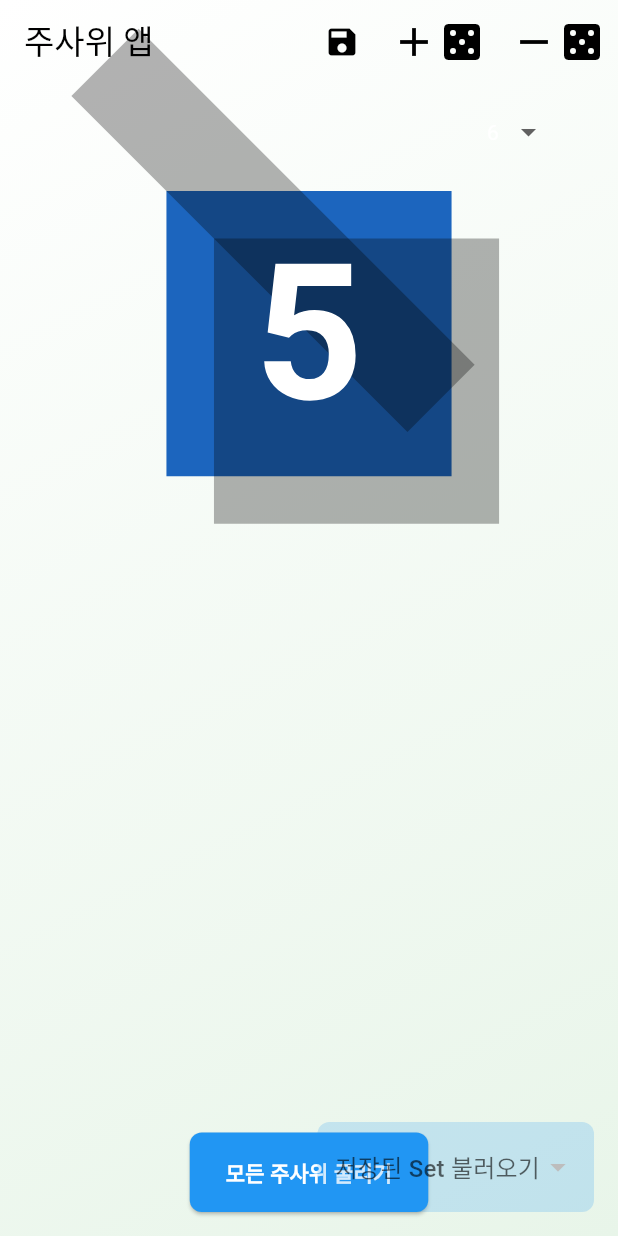
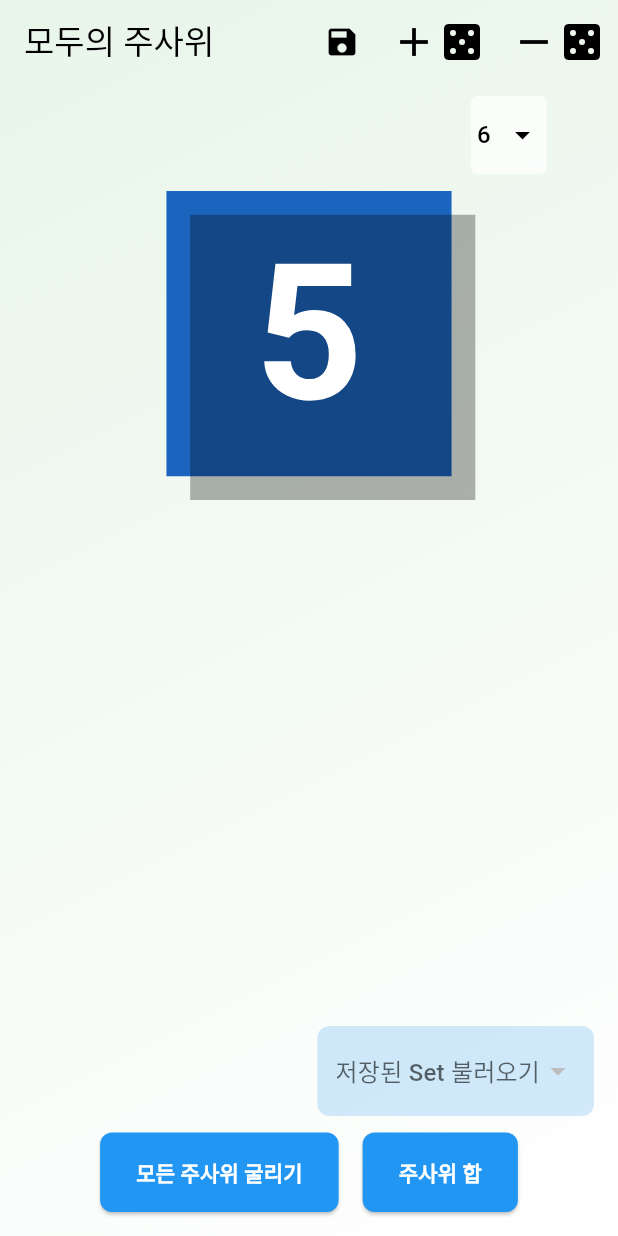
Before and after one commit to j991132/dice, a Flutter app: the screen it shows after launch, after a tap on "모든 주사위 굴리기", on a phone screen of 412 x 824 dp. Run offline on Flutter 3.47's test engine with Material 3 defaults, Android fonts, the phone set to English and light mode, and no system bars; our stand-ins replace just_audio, shared_preferences.

Commit message:
0911 그림자와 주사위의 간격을 좀더 조정해야함

```diff
--- a/lib/main.dart
+++ b/lib/main.dart
@@ -4,7 +4,6 @@ import 'package:flutter/material.dart';
 import 'package:flutter/services.dart';
 import 'package:shared_preferences/shared_preferences.dart';
 import 'package:just_audio/just_audio.dart';
-import 'package:vector_math/vector_math_64.dart' as vector;
 
 void main() {
   runApp(MaterialApp(home: DiceApp()));
@@ -21,6 +20,7 @@ class _DiceAppState extends State<DiceApp> with TickerProviderStateMixin {
   late AudioPlayer _audioPlayer;
   List<String> savedSets = [];
   FocusNode _focusNode = FocusNode();
+  bool showSum = false;
 
   @override
   void initState() {
@@ -244,6 +244,10 @@ class _DiceAppState extends State<DiceApp> with TickerProviderStateMixin {
     saveDices();
   }
 
+  int calculateSum() {
+    return dices.fold(0, (sum, dice) => sum + dice.value);
+  }
+
   @override
   Widget build(BuildContext context) {
     return Scaffold(
@@ -261,7 +265,7 @@ class _DiceAppState extends State<DiceApp> with TickerProviderStateMixin {
               gradient: LinearGradient(
                 begin: Alignment.topLeft,
                 end: Alignment.bottomRight,
-              colors: [Colors.white, Color(0xFFE8F5E9)],
+                colors: [Color(0xFFE8F5E9), Colors.white],
               ),
             ),
             child: Stack(
@@ -271,7 +275,7 @@ class _DiceAppState extends State<DiceApp> with TickerProviderStateMixin {
             AppBar(
             backgroundColor: Colors.transparent,
               elevation: 0,
-                    title: Text('주사위 앱', style: TextStyle(color: Colors.black)),
+              title: Text('모두의 주사위', style: TextStyle(color: Colors.black)),
               actions: [
                 IconButton(
                   icon: Icon(Icons.save, color: Colors.black),
@@ -324,7 +328,7 @@ class _DiceAppState extends State<DiceApp> with TickerProviderStateMixin {
                       children: dices.asMap().entries.map((entry) {
                         int index = entry.key;
                         Dice dice = entry.value;
-                              return DiceWidget3D(
+                        return DiceWidget(
                           key: ValueKey(dice),
                           dice: dice,
                           size: diceSize,
@@ -359,7 +363,10 @@ class _DiceAppState extends State<DiceApp> with TickerProviderStateMixin {
             right: 0,
             bottom: 16,
             child: Center(
-                  child: ElevatedButton(
+              child: Row(
+                mainAxisAlignment: MainAxisAlignment.center,
+                children: [
+                  ElevatedButton(
                     onPressed: rollAllDices,
                     child: Text(
                       '모든 주사위 굴리기',
@@ -374,11 +381,52 @@ class _DiceAppState extends State<DiceApp> with TickerProviderStateMixin {
                       padding: EdgeInsets.symmetric(horizontal: 24, vertical: 16),
                     ),
                   ),
+                  SizedBox(width: 16),
+                  ElevatedButton(
+                    onPressed: () {
+                      setState(() {
+                        showSum = !showSum;
+                      });
+                    },
+                    child: Text(
+                      '주사위 합',
+                      style: TextStyle(fontWeight: FontWeight.bold),
+                    ),
+                    style: ElevatedButton.styleFrom(
+                      backgroundColor: showSum ? Colors.green : Colors.blue,
+                      foregroundColor: Colors.white,
+                      shape: RoundedRectangleBorder(
+                        borderRadius: BorderRadius.circular(8),
+                      ),
+                      padding: EdgeInsets.symmetric(horizontal: 24, vertical: 16),
+                    ),
+                  ),
+                ],
+              ),
+            ),
+          ),
+          if (showSum)
+      Positioned(
+      left: 0,
+      right: 0,
+      bottom: 80,
+      child: Center(
+        child: Container(
+          padding: EdgeInsets.symmetric(horizontal: 16, vertical: 8),
+          decoration: BoxDecoration(
+            color: Colors.white.withOpacity(0.8),
+            borderRadius: BorderRadius.circular(8),
+          ),
+          child: Text(
+            '주사위 합: ${calculateSum()}',
+            style: TextStyle(fontSize: 24, fontWeight: FontWeight.bold),
+          ),
+        ),
       ),
     ),
     Positioned(
     right: 16,
-                bottom: 16,
+    bottom: 80,
     child: Container(
     padding: EdgeInsets.symmetric(horizontal: 12, vertical: 6),
     decoration: BoxDecoration(
@@ -394,8 +442,7 @@ class _DiceAppState extends State<DiceApp> with TickerProviderStateMixin {
     child: Text(set['name']),
     );
     }).toList(),
-                    onChanged: (String? newValue) {
-                      if (newValue != null) {
+    onChanged: (String? newValue) {if (newValue != null) {
       loadSet(newValue);
     }
     },
@@ -430,13 +477,13 @@ class Dice {
   }
 }
 
-class DiceWidget3D extends StatelessWidget {
+class DiceWidget extends StatelessWidget {
   final Dice dice;
   final double size;
   final Function(int) onMaxValueChanged;
   final VoidCallback onRoll;
 
-  DiceWidget3D({
+  DiceWidget({
     Key? key,
     required this.dice,
     required this.size,
@@ -455,17 +502,17 @@ class DiceWidget3D extends StatelessWidget {
             builder: (context, child) {
               return Transform(
                 transform: Matrix4.identity()
-                  ..setEntry(3, 2, 0.001) // 원근감 추가
+                  ..setEntry(3, 2, 0.001)
                   ..rotateX(dice.controller.value * 2 * pi)
                   ..rotateY(dice.controller.value * 2 * pi)
                   ..rotateZ(dice.controller.value * 2 * pi),
                 alignment: Alignment.center,
                 child: CustomPaint(
-                  size: Size(size, size),
                   painter: DicePainter(
                     dice: dice,
                     textColor: getTextColor(dice.color),
                   ),
+                  size: Size(size, size),
                 ),
               );
             },
@@ -474,12 +521,18 @@ class DiceWidget3D extends StatelessWidget {
         Positioned(
           right: 0,
           top: 0,
+          child: Container(
+            decoration: BoxDecoration(
+              color: Colors.white.withOpacity(0.7),
+              borderRadius: BorderRadius.circular(4),
+            ),
+            padding: EdgeInsets.symmetric(horizontal: 4, vertical: 2),
             child: DropdownButton<int>(
               value: dice.maxValue,
               items: [4, 6, 8, 10, 12, 20].map((int value) {
                 return DropdownMenuItem<int>(
                   value: value,
-                  child: Text('$value'),
+                  child: Text('$value', style: TextStyle(color: Colors.black)),
                 );
               }).toList(),
               onChanged: (int? newValue) {
@@ -487,9 +540,9 @@ class DiceWidget3D extends StatelessWidget {
                   onMaxValueChanged(newValue);
                 }
               },
-              dropdownColor: dice.color,
-              style: TextStyle(color: getTextColor(dice.color)),
               underline: Container(),
+              icon: Icon(Icons.arrow_drop_down, color: Colors.black),
+            ),
           ),
         ),
       ],
@@ -558,6 +611,17 @@ class DicePainter extends CustomPainter {
     textPainter.paint(canvas, Offset(size.width / 2 - textPainter.width / 2, size.height / 2 - textPainter.height / 2));
   }
 
+  void _drawTetrahedron(Canvas canvas, Size size, Paint paint, Paint shadowPaint) {
+    final path = Path()
+      ..moveTo(size.width * 0.5, size.height * 0.2)
+      ..lineTo(size.width * 0.2, size.height * 0.8)
+      ..lineTo(size.width * 0.8, size.height * 0.8)
+      ..close();
+
+    canvas.drawPath(path, paint);
+    canvas.drawPath(path.shift(Offset(size.width * 0.05, size.height * 0.05)), shadowPaint);
+  }
+
   void _drawCube(Canvas canvas, Size size, Paint paint, Paint shadowPaint) {
     final path = Path()
       ..moveTo(size.width * 0.2, size.height * 0.2)
@@ -567,34 +631,7 @@ class DicePainter extends CustomPainter {
       ..close();
 
     canvas.drawPath(path, paint);
-
-    canvas.drawPath(
-      path.shift(Offset(size.width * 0.1, size.height * 0.1)),
-      shadowPaint,
-    );
-
-    canvas.save();
-    canvas.transform((Matrix4.identity()..rotateZ(-pi / 4)).storage);
-    canvas.drawRect(
-      Rect.fromLTWH(0, 0, size.width * 0.2, size.height),
-      shadowPaint,
-    );
-    canvas.restore();
-  }
-
-  void _drawTetrahedron(Canvas canvas, Size size, Paint paint, Paint shadowPaint) {
-    final path = Path()
-      ..moveTo(size.width * 0.5, size.height * 0.2)
-      ..lineTo(size.width * 0.2, size.height * 0.8)
-      ..lineTo(size.width * 0.8, size.height * 0.8)
-      ..close();
-
-    canvas.drawPath(path, paint);
-
-    canvas.drawPath(
-      path.shift(Offset(size.width * 0.05, size.height * 0.05)),
-      shadowPaint,
-    );
+    canvas.drawPath(path.shift(Offset(size.width * 0.05, size.height * 0.05)), shadowPaint);
   }
 
   void _drawOctahedron(Canvas canvas, Size size, Paint paint, Paint shadowPaint) {
@@ -606,11 +643,7 @@ class DicePainter extends CustomPainter {
       ..close();
 
     canvas.drawPath(path, paint);
-
-    canvas.drawPath(
-      path.shift(Offset(size.width * 0.05, size.height * 0.05)),
-      shadowPaint,
-    );
+    canvas.drawPath(path.shift(Offset(size.width * 0.05, size.height * 0.05)), shadowPaint);
   }
 
   void _drawDecahedron(Canvas canvas, Size size, Paint paint, Paint shadowPaint) {
@@ -624,11 +657,7 @@ class DicePainter extends CustomPainter {
     path.close();
 
     canvas.drawPath(path, paint);
-
-    canvas.drawPath(
-      path.shift(Offset(size.width * 0.05, size.height * 0.05)),
-      shadowPaint,
-    );
+    canvas.drawPath(path.shift(Offset(size.width * 0.05, size.height * 0.05)), shadowPaint);
   }
 
   void _drawDodecahedron(Canvas canvas, Size size, Paint paint, Paint shadowPaint) {
@@ -642,11 +671,7 @@ class DicePainter extends CustomPainter {
     path.close();
 
     canvas.drawPath(path, paint);
-
-    canvas.drawPath(
-      path.shift(Offset(size.width * 0.05, size.height * 0.05)),
-      shadowPaint,
-    );
+    canvas.drawPath(path.shift(Offset(size.width * 0.05, size.height * 0.05)), shadowPaint);
   }
 
   void _drawIcosahedron(Canvas canvas, Size size, Paint paint, Paint shadowPaint) {
@@ -660,11 +685,7 @@ class DicePainter extends CustomPainter {
     path.close();
 
     canvas.drawPath(path, paint);
-
-    canvas.drawPath(
-      path.shift(Offset(size.width * 0.05, size.height * 0.05)),
-      shadowPaint,
-    );
+    canvas.drawPath(path.shift(Offset(size.width * 0.05, size.height * 0.05)), shadowPaint);
   }
 
   @override
```
Lines whose indentation alone changed are shown as unchanged.
